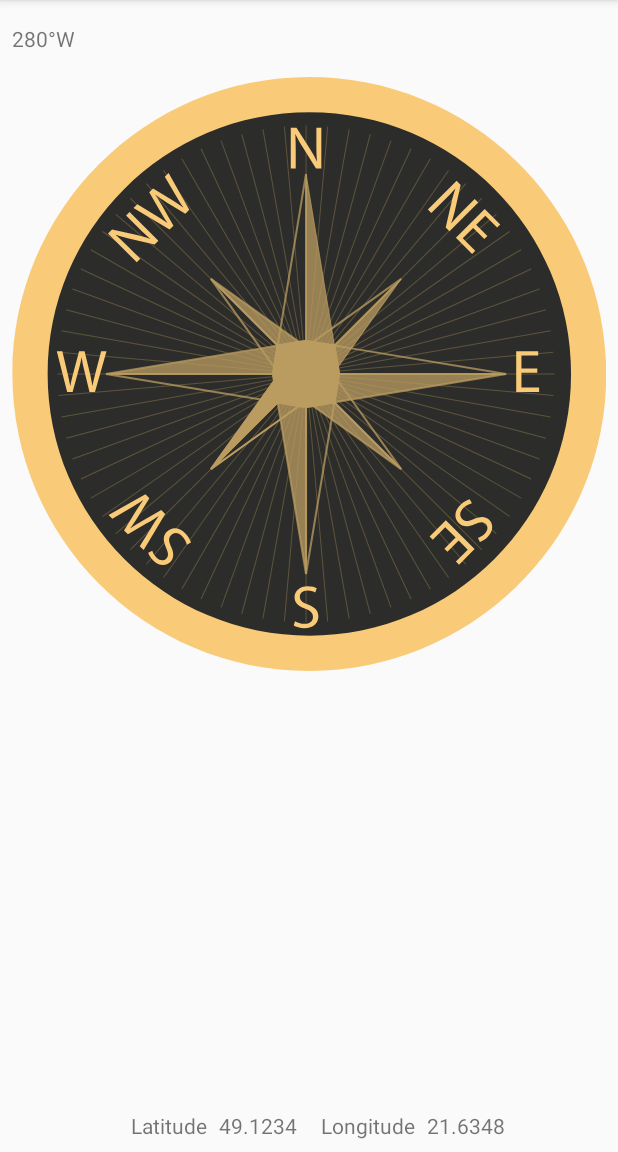
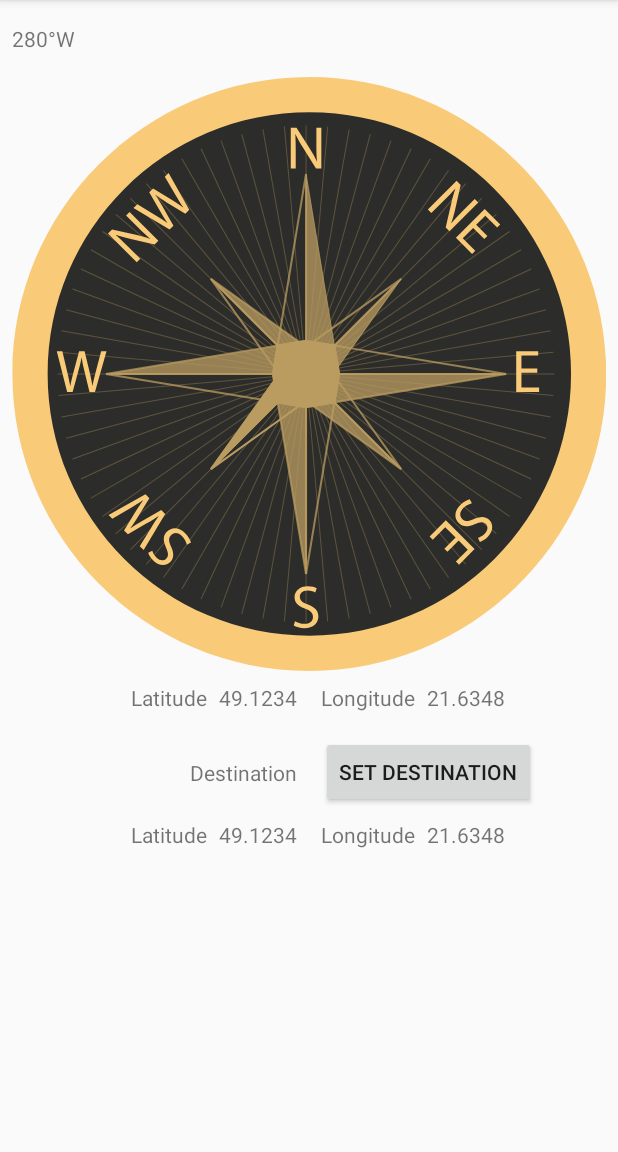
Before and after one commit to dawidraszka/CompassProject, an Android app: the screen it shows after launch (CompassActivity), on a phone screen of 412 x 824 dp, the part 84-1236 px from its top. Run offline under Robolectric (Android 15) with nearby library versions, the phone set to English and light mode, and no system bars.

Commit message:
Add location permission request; add destination to UI

```diff
--- a/app/build.gradle
+++ b/app/build.gradle
@@ -30,6 +30,7 @@ dependencies {
     implementation 'androidx.core:core-ktx:1.3.0'
     implementation 'androidx.appcompat:appcompat:1.1.0'
     implementation 'androidx.constraintlayout:constraintlayout:1.1.3'
+    implementation 'com.google.android.material:material:1.1.0'
     testImplementation 'junit:junit:4.12'
     androidTestImplementation 'androidx.test.ext:junit:1.1.1'
     androidTestImplementation 'androidx.test.espresso:espresso-core:3.2.0'
--- a/app/src/main/AndroidManifest.xml
+++ b/app/src/main/AndroidManifest.xml
@@ -1,6 +1,8 @@
 <?xml version="1.0" encoding="utf-8"?>
 <manifest xmlns:android="http://schemas.android.com/apk/res/android"
     package="pl.dawidraszka.compassproject">
+
+    <uses-permission android:name="android.permission.ACCESS_COARSE_LOCATION" />
 
     <application
         android:allowBackup="true"
@@ -9,6 +11,7 @@
         android:roundIcon="@mipmap/ic_launcher_round"
         android:supportsRtl="true"
         android:theme="@style/AppTheme">
+
         <activity android:name=".CompassActivity">
             <intent-filter>
                 <action android:name="android.intent.action.MAIN" />
--- a/app/src/main/res/layout/activity_compass.xml
+++ b/app/src/main/res/layout/activity_compass.xml
@@ -39,50 +39,117 @@
         app:layout_constraintGuide_percent="0.5" />
 
     <TextView
-        android:id="@+id/latitude_label"
+        android:id="@+id/current_latitude_label"
         android:layout_width="0dp"
         android:layout_height="wrap_content"
         android:layout_marginStart="8dp"
+        android:layout_marginTop="8dp"
         android:layout_marginEnd="4dp"
-        android:layout_marginBottom="8dp"
         android:gravity="end"
         android:text="@string/latitude"
-        app:layout_constraintBottom_toBottomOf="parent"
-        app:layout_constraintEnd_toStartOf="@+id/latitude_tv"
-        app:layout_constraintStart_toStartOf="parent" />
+        app:layout_constraintEnd_toStartOf="@+id/current_latitude_tv"
+        app:layout_constraintStart_toStartOf="parent"
+        app:layout_constraintTop_toBottomOf="@+id/imageView" />
 
     <TextView
-        android:id="@+id/latitude_tv"
+        android:id="@+id/current_latitude_tv"
         android:layout_width="wrap_content"
         android:layout_height="wrap_content"
         android:layout_marginStart="4dp"
         android:layout_marginEnd="8dp"
         android:text="49.1234"
-        app:layout_constraintBottom_toBottomOf="@+id/latitude_label"
+        app:layout_constraintBottom_toBottomOf="@+id/current_latitude_label"
         app:layout_constraintEnd_toStartOf="@+id/guideline"
-        app:layout_constraintStart_toEndOf="@+id/latitude_label" />
+        app:layout_constraintStart_toEndOf="@+id/current_latitude_label" />
 
     <TextView
-        android:id="@+id/longitude_label"
+        android:id="@+id/current_longitude_label"
         android:layout_width="wrap_content"
         android:layout_height="wrap_content"
         android:layout_marginStart="8dp"
         android:layout_marginEnd="4dp"
         android:text="@string/longitude"
-        app:layout_constraintBottom_toBottomOf="@+id/latitude_tv"
-        app:layout_constraintEnd_toStartOf="@+id/longitude_tv"
+        app:layout_constraintBottom_toBottomOf="@+id/current_latitude_tv"
+        app:layout_constraintEnd_toStartOf="@+id/current_longitude_tv"
         app:layout_constraintStart_toStartOf="@+id/guideline" />
 
     <TextView
-        android:id="@+id/longitude_tv"
+        android:id="@+id/current_longitude_tv"
         android:layout_width="0dp"
         android:layout_height="wrap_content"
         android:layout_marginStart="4dp"
         android:layout_marginEnd="8dp"
         android:text="21.6348"
-        app:layout_constraintBottom_toBottomOf="@+id/longitude_label"
+        app:layout_constraintBottom_toBottomOf="@+id/current_longitude_label"
         app:layout_constraintEnd_toEndOf="parent"
         app:layout_constraintHorizontal_bias="0.5"
-        app:layout_constraintStart_toEndOf="@+id/longitude_label" />
+        app:layout_constraintStart_toEndOf="@+id/current_longitude_label" />
+
+    <TextView
+        android:id="@+id/destination_label"
+        android:layout_width="wrap_content"
+        android:layout_height="wrap_content"
+        android:layout_marginEnd="8dp"
+        android:text="@string/destination"
+        app:layout_constraintBottom_toBottomOf="@+id/set_destination_button"
+        app:layout_constraintEnd_toStartOf="@+id/guideline"
+        app:layout_constraintTop_toTopOf="@+id/set_destination_button" />
+
+    <Button
+        android:id="@+id/set_destination_button"
+        android:layout_width="wrap_content"
+        android:layout_height="wrap_content"
+        android:layout_marginStart="8dp"
+        android:layout_marginTop="16dp"
+        android:text="@string/set_destination"
+        app:layout_constraintStart_toStartOf="@+id/guideline"
+        app:layout_constraintTop_toBottomOf="@+id/current_longitude_tv" />
+
+    <TextView
+        android:id="@+id/destination_latitude_label"
+        android:layout_width="0dp"
+        android:layout_height="wrap_content"
+        android:layout_marginStart="8dp"
+        android:layout_marginTop="8dp"
+        android:layout_marginEnd="4dp"
+        android:gravity="end"
+        android:text="@string/latitude"
+        app:layout_constraintEnd_toStartOf="@+id/destination_latitude_tv"
+        app:layout_constraintStart_toStartOf="parent"
+        app:layout_constraintTop_toBottomOf="@+id/set_destination_button" />
+
+    <TextView
+        android:id="@+id/destination_latitude_tv"
+        android:layout_width="wrap_content"
+        android:layout_height="wrap_content"
+        android:layout_marginStart="4dp"
+        android:layout_marginEnd="8dp"
+        android:text="49.1234"
+        app:layout_constraintBottom_toBottomOf="@+id/destination_latitude_label"
+        app:layout_constraintEnd_toStartOf="@+id/guideline"
+        app:layout_constraintStart_toEndOf="@+id/destination_latitude_label" />
+
+    <TextView
+        android:id="@+id/destination_longitude_label"
+        android:layout_width="wrap_content"
+        android:layout_height="wrap_content"
+        android:layout_marginStart="8dp"
+        android:layout_marginEnd="4dp"
+        android:text="@string/longitude"
+        app:layout_constraintBottom_toBottomOf="@+id/destination_latitude_tv"
+        app:layout_constraintEnd_toStartOf="@+id/destination_longitude_tv"
+        app:layout_constraintStart_toStartOf="@+id/guideline" />
+
+    <TextView
+        android:id="@+id/destination_longitude_tv"
+        android:layout_width="0dp"
+        android:layout_height="wrap_content"
+        android:layout_marginStart="4dp"
+        android:layout_marginEnd="8dp"
+        android:text="21.6348"
+        app:layout_constraintBottom_toBottomOf="@+id/destination_longitude_label"
+        app:layout_constraintEnd_toEndOf="parent"
+        app:layout_constraintHorizontal_bias="0.5"
+        app:layout_constraintStart_toEndOf="@+id/destination_longitude_label" />
 
 </androidx.constraintlayout.widget.ConstraintLayout>
--- a/app/src/main/res/values/strings.xml
+++ b/app/src/main/res/values/strings.xml
@@ -2,4 +2,10 @@
     <string name="app_name">CompassProject</string>
     <string name="latitude">Latitude</string>
     <string name="longitude">Longitude</string>
+    <string name="set_destination">set destination</string>
+    <string name="destination">Destination</string>
+    <string name="location_permission_denied">Location permission denied.</string>
+    <string name="location_permission_alert_title">Permission required!</string>
+    <string name="location_permission_alert_message">In order to use this functionality, application needs location permissions</string>
+    <string name="ok">ok</string>
 </resources>
```
Also changed, not shown: app/src/main/java/pl/dawidraszka/compassproject/AppCompatActivityExt.kt (added, +17 -0 lines), app/src/main/java/pl/dawidraszka/compassproject/CompassActivity.kt (+57 -2 lines).
